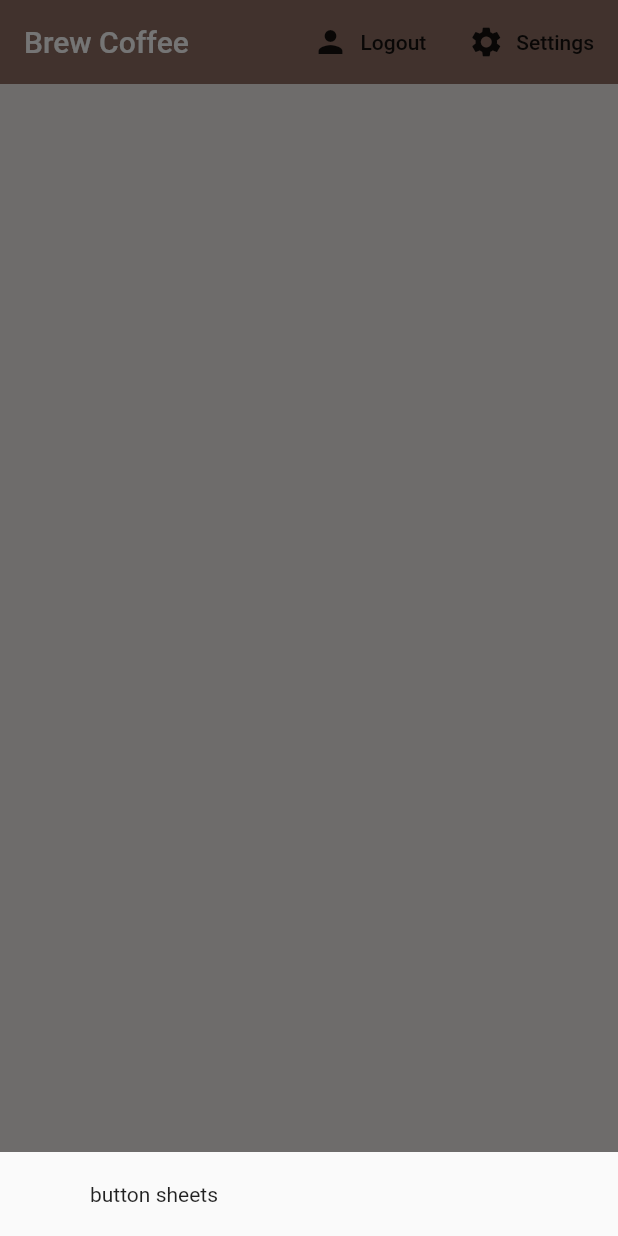
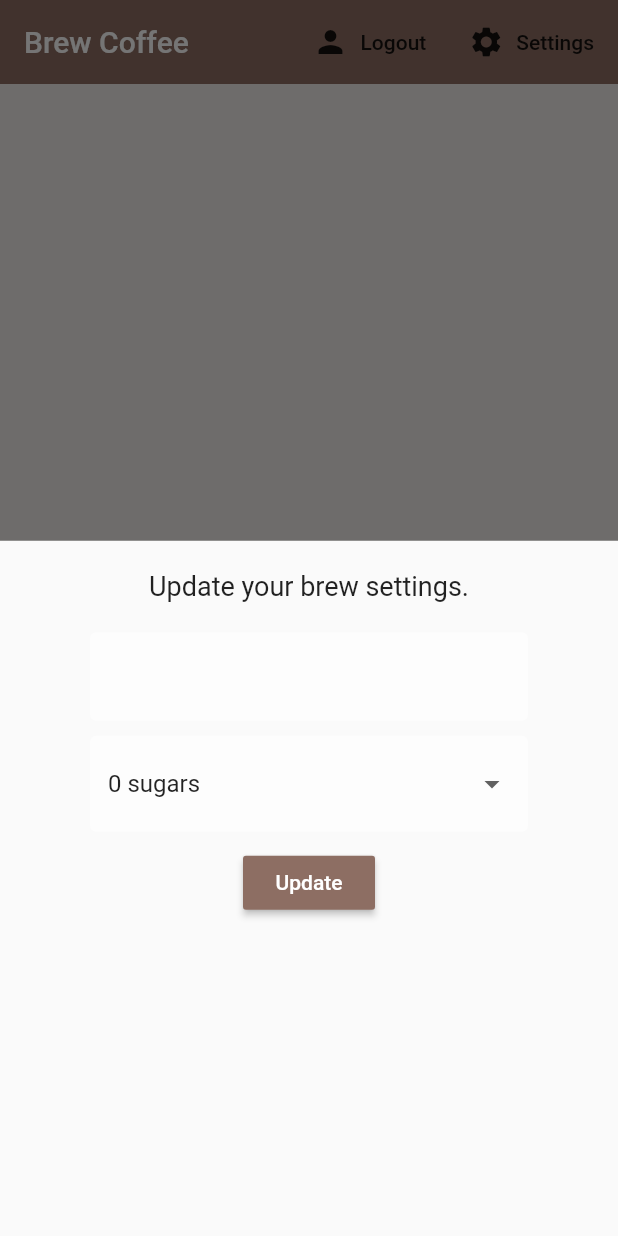
Before and after one commit to sagar-siwakoti/brew_app, a Flutter app: the screen it shows once a user with an empty profile is signed in, after a tap on "Settings", on a phone screen of 412 x 824 dp. Run offline on Flutter 3.47's test engine with Material 2 defaults, Android fonts, the phone set to English and light mode, and no system bars; our stand-ins replace cloud_firestore, firebase_auth, flutter_spinkit; accounts and stored records are empty.

Commit message:
-update setting feature added

```diff
--- a/lib/screens/home/home.dart
+++ b/lib/screens/home/home.dart
@@ -1,5 +1,6 @@
 import 'package:brew_coffee/models/brew.dart';
 import 'package:brew_coffee/screens/home/brew_list.dart';
+import 'package:brew_coffee/screens/home/settings_form.dart';
 import 'package:brew_coffee/services/auth.dart';
 import 'package:flutter/material.dart';
 import 'package:brew_coffee/services/database.dart';
@@ -15,8 +16,9 @@ class Home extends StatelessWidget {
           context: context,
           builder: (context) {
             return Container(
+
               padding: EdgeInsets.symmetric(vertical: 20.0, horizontal: 60.0),
-              child: Text("button sheets"),
+              child: SettingsForm(),
             );
           });
     }
--- /dev/null
+++ b/lib/screens/home/settings_form.dart
@@ -0,0 +1,66 @@
+import 'package:flutter/material.dart';
+import 'package:brew_coffee/shared/constant.dart';
+
+
+class SettingsForm extends StatefulWidget {
+  @override
+  _SettingsFormState createState() => _SettingsFormState();
+}
+
+class _SettingsFormState extends State<SettingsForm> {
+
+  final _formKey = GlobalKey<FormState>();
+  final List<String> sugars = ['0', '1', '2', '3', '4'];
+
+  // form values
+  String _currentName;
+  String _currentSugars;
+  int _currentStrength;
+
+  @override
+  Widget build(BuildContext context) {
+
+    return Form(
+      key: _formKey,
+      child: Column(
+        children: <Widget>[
+          Text(
+            'Update your brew settings.',
+            style: TextStyle(fontSize: 18.0),
+          ),
+          SizedBox(height: 20.0),
+          TextFormField(
+            decoration: texInputDecoration,
+            validator: (val) => val.isEmpty ? 'Please enter a name' : null,
+            onChanged: (val) => setState(() => _currentName = val),
+          ),
+          SizedBox(height: 10.0),
+          DropdownButtonFormField(
+            value: _currentSugars ?? '0',
+            decoration: texInputDecoration,
+            items: sugars.map((sugar) {
+              return DropdownMenuItem(
+                value: sugar,
+                child: Text('$sugar sugars'),
+              );
+            }).toList(),
+            onChanged: (val) => setState(() => _currentSugars = val ),
+          ),
+          SizedBox(height: 10.0),
+          RaisedButton(
+              color: Colors.brown[400],
+              child: Text(
+                'Update',
+                style: TextStyle(color: Colors.white),
+              ),
+              onPressed: () async {
+                print(_currentName);
+                print(_currentSugars);
+                print(_currentStrength);
+              }
+          ),
+        ],
+      ),
+    );
+  }
+}
```
